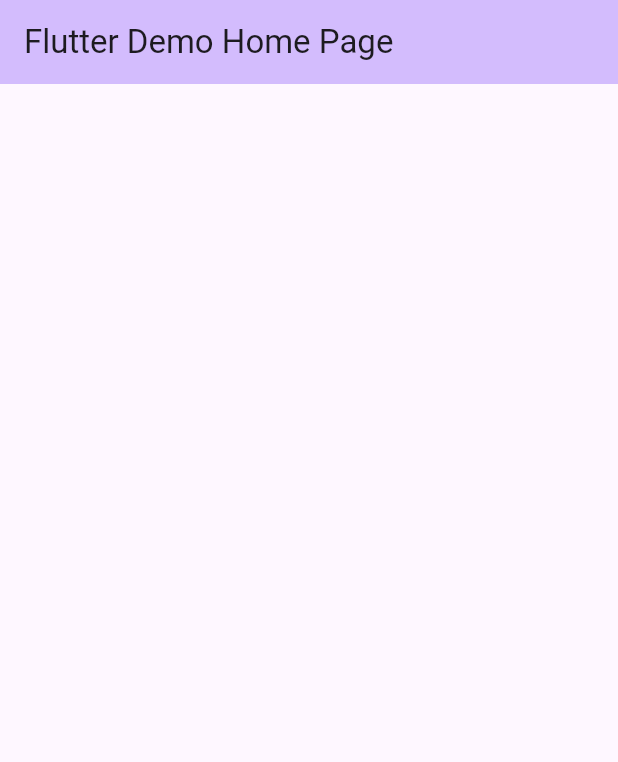
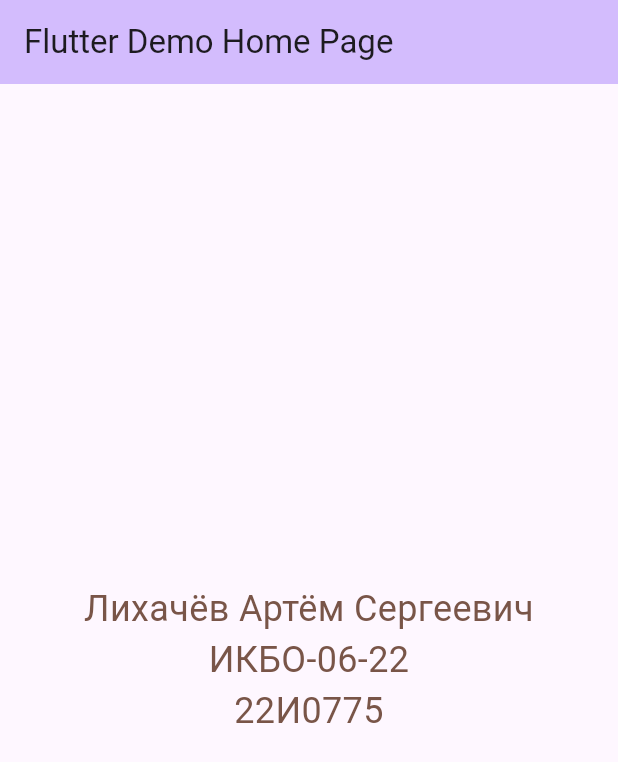
Before and after one commit to Minuano2653/Flutter_practice_3, a Flutter app: the screen it shows after launch, on a phone screen of 412 x 824 dp. Shown: the top 762 px of the screen. Run offline on Flutter 3.47's test engine with Material 3 defaults, Android fonts, the phone set to English and light mode, and no system bars.

Commit message:
Эксперимент с виджетом Text

```diff
--- a/lib/main.dart
+++ b/lib/main.dart
@@ -45,8 +45,15 @@ class _MyHomePageState extends State<MyHomePage> {
         backgroundColor: Theme.of(context).colorScheme.inversePrimary,
         title: Text(widget.title),
       ),
-      body: Center(
-
+      body: const Center(
+        child: Text(
+          'Лихачёв Артём Сергеевич\nИКБО-06-22\n22И0775',
+          textAlign: TextAlign.center,
+          style: TextStyle(
+            fontSize: 24,
+            color: Colors.brown
+          ),
+        )
       )
     );
   }
```
